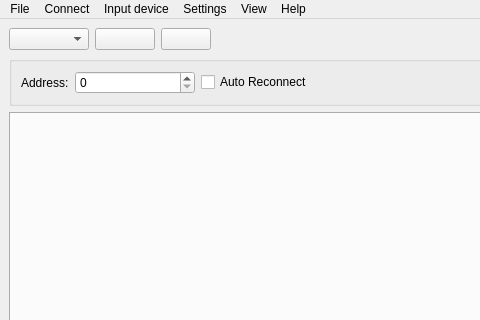
Qt form src/cfclient/ui/main.ui (bitcraze/crazyflie-clients-python) before a commit; both pictures show x 0 to 480 and y 0 to 320 of the 872 by 671 pixel window.
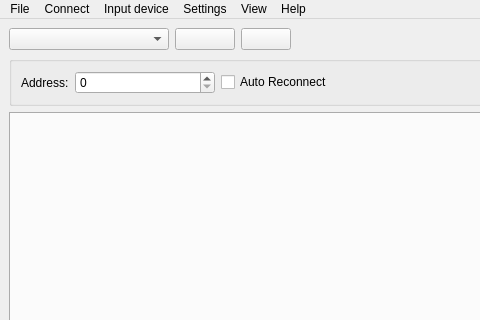
The same form after that commit. Custom widgets are drawn as their Qt base class.

Commit message: Closes #294. Increased address and radio text box sizes.

What changed in the file:
```diff
--- a/src/cfclient/ui/main.ui
+++ b/src/cfclient/ui/main.ui
@@ -26,7 +26,7 @@
          <widget class="QComboBox" name="interfaceCombo">
           <property name="minimumSize">
            <size>
-            <width>80</width>
+            <width>160</width>
             <height>0</height>
            </size>
           </property>
@@ -163,7 +163,7 @@
           <widget class="HexSpinBox" name="address">
            <property name="minimumSize">
             <size>
-             <width>120</width>
+             <width>140</width>
              <height>0</height>
             </size>
            </property>
```
Left out of the diff: 4 changed lines with no effect on the pictures.
